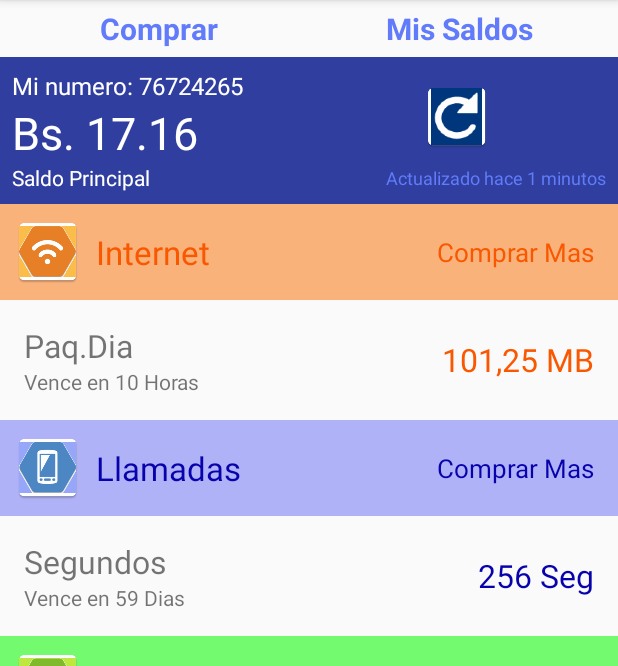
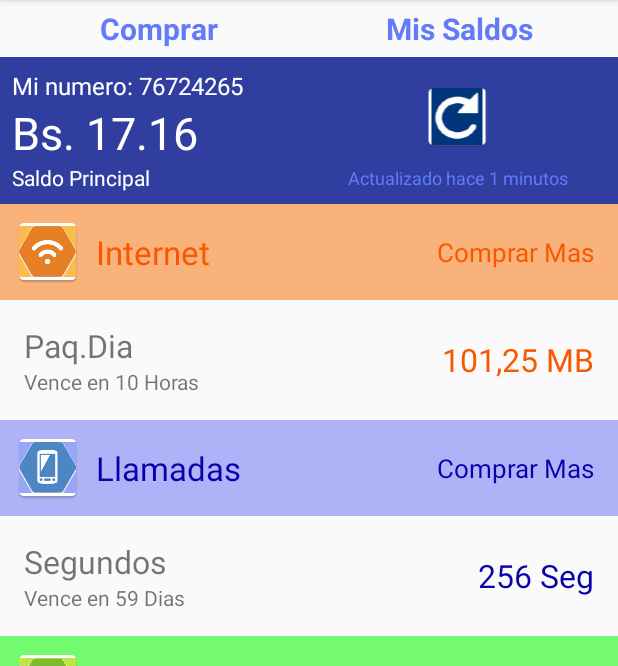
Before and after one commit to jorgeinfo/StudyJam_Tarea_1_1, an Android app: the screen it shows after launch (MainActivity), on a phone screen of 412 x 824 dp, the part 84-750 px from its top. Run offline under Robolectric (Android 15) with nearby library versions, the phone set to English and light mode, and no system bars.

Commit message:
modifique el .ignore

```diff
--- a/app/src/main/res/layout/activity_main.xml
+++ b/app/src/main/res/layout/activity_main.xml
@@ -72,17 +72,17 @@
             android:orientation="vertical"
             android:layout_weight="1">
             <ImageView
-                android:layout_width="wrap_content"
+                android:layout_width="match_parent"
                 android:layout_height="wrap_content"
                 android:src="@mipmap/actualizar"
-                android:layout_gravity="center"
+                android:layout_gravity="center_vertical"
                 android:padding="8sp"/>
             <TextView
-                android:layout_width="wrap_content"
+                android:layout_width="match_parent"
                 android:layout_height="wrap_content"
-                android:textSize="12sp"
+                android:textSize="12dp"
                 android:text="Actualizado hace 1 minutos"
-                android:layout_gravity="right"
+                android:gravity="center"
                 android:textColor="@color/azulclaro"/>
         </LinearLayout>
     </LinearLayout>
```
Also changed, not shown: app/src/main/res/drawable/actualizar.png (added), app/src/main/res/drawable/internet.png (added), app/src/main/res/drawable/llamadas.png (added), app/src/main/res/drawable/mensajes.png (added), 2 other files.
